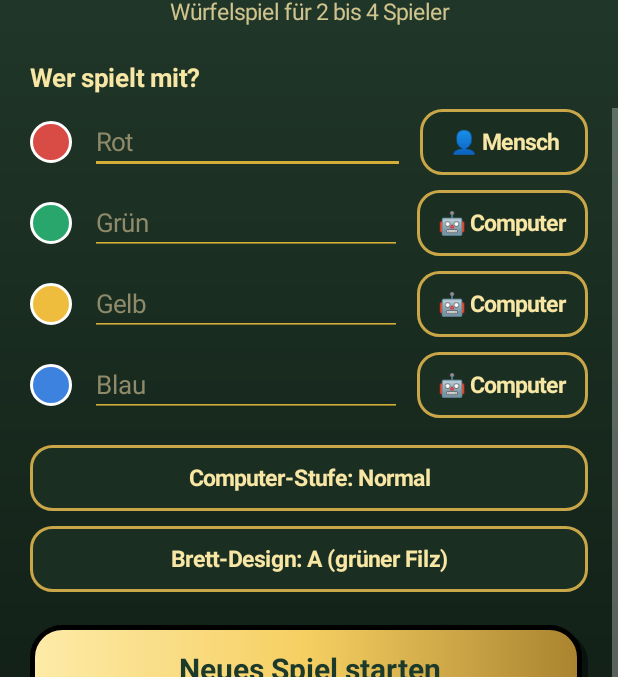
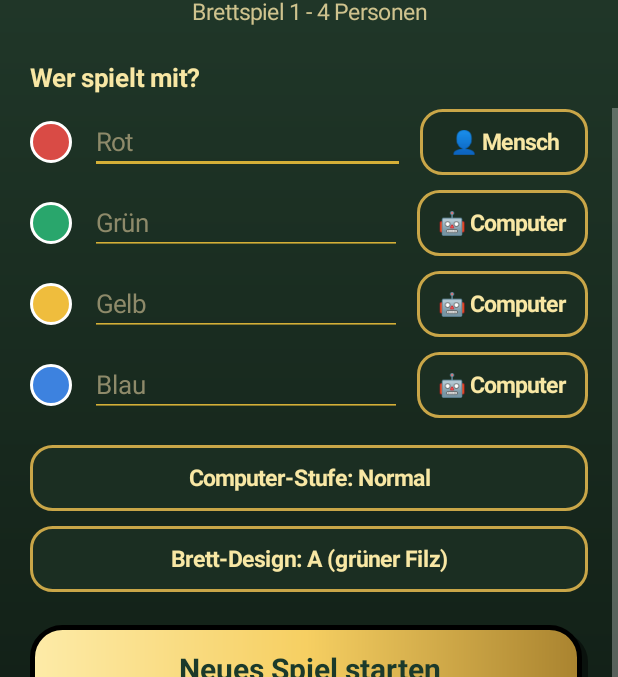
Before and after one commit to Autoknigge/Zurueck, an Android app: the screen it shows after launch (MainActivity), scrolled down 182 dp, on a phone screen of 412 x 824 dp, the part 111-788 px from its top. Run offline under Robolectric (Android 15) with nearby library versions, the phone set to English and light mode, and no system bars; our stand-ins replace AdMob; pictures from the network do not load.

Commit message:
Untertitel: Brettspiel 1 - 4 Personen
Co-Authored-By: Claude Sonnet 5.5 <noreply@anthropic.com>
Claude-Session: https://claude.ai/code/session_0142eEpLpVpa4V6ZvPZkuHHz

```diff
--- a/app/src/main/java/de/autoknigge/zurueck/MainActivity.kt
+++ b/app/src/main/java/de/autoknigge/zurueck/MainActivity.kt
@@ -23,7 +23,7 @@ import androidx.core.view.WindowCompat
 import org.json.JSONArray
 import org.json.JSONObject
 
-/** Zurück – Würfelspiel für 2 bis 4 Spieler (Menschen und Computer) an einem Gerät. */
+/** Zurück – Brettspiel für 1 bis 4 Personen (Menschen und Computer) an einem Gerät. */
 class MainActivity : AppCompatActivity() {
 
     companion object {
@@ -224,7 +224,7 @@ class MainActivity : AppCompatActivity() {
             }
         )
         col.addView(logoBox, LinearLayout.LayoutParams(WRAP, WRAP).apply { gravity = Gravity.CENTER_HORIZONTAL })
-        col.addView(text("Würfelspiel für 2 bis 4 Spieler", 15f, DIM).apply { gravity = Gravity.CENTER })
+        col.addView(text("Brettspiel 1 - 4 Personen", 15f, DIM).apply { gravity = Gravity.CENTER })
 
         col.addView(text("Wer spielt mit?", 17f, TEXT, true), LinearLayout.LayoutParams(MATCH, WRAP).apply { topMargin = dp(22) })
         val kb = ArrayList<TextView>()
```
Also changed, not shown: 1 other file.
